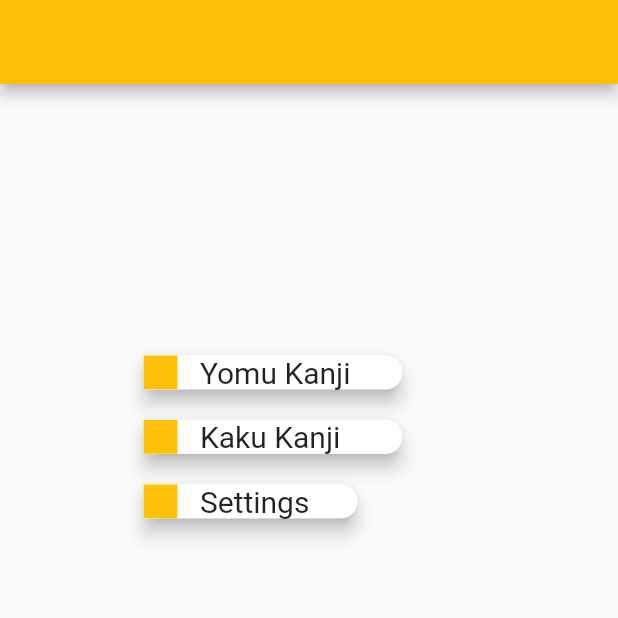
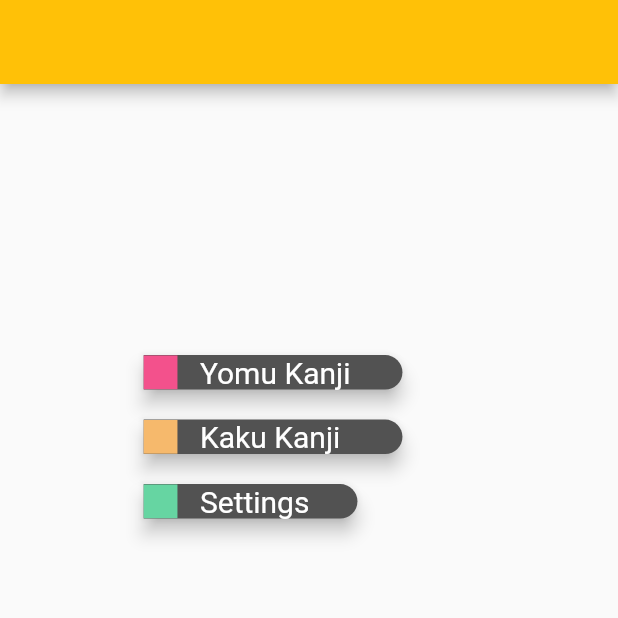
Before and after one commit to Claud-98/ManaBi, a Flutter app: the HomeScreen screen opened directly, on a phone screen of 412 x 824 dp, the top half of it. Run offline on Flutter 3.47's test engine with Material 2 defaults, Android fonts, the phone set to English and light mode, and no system bars; our stand-ins replace sqflite; accounts and stored records are empty; statements that could not run were skipped.

Commit message:
Second commit - Added Routes and Custom Colors
Aggiunte le prime Routes dell'applicazione e la classe Custom colors.

```diff
--- /dev/null
+++ b/lib/custom_colors.dart
@@ -0,0 +1,32 @@
+import 'package:flutter/material.dart';
+
+class CustomColors{
+  final murasaki = const Color(0xFFF3518C);
+  final orenji =  const Color(0xFFF6B96C);
+  final chokoMinto = const Color(0xFF66D5A2);
+  final reddo = const Color(0xFFFF8888);
+  final blackGround = const Color(0xFF525252);
+
+
+  const CustomColors();
+
+  MaterialColor createMaterialColor(Color color) {
+    List strengths = <double>[.05];
+    Map swatch = <int, Color>{};
+    final int r = color.red, g = color.green, b = color.blue;
+
+    for (int i = 1; i < 10; i++) {
+      strengths.add(0.1 * i);
+    }
+    strengths.forEach((strength) {
+      final double ds = 0.5 - strength;
+      swatch[(strength * 1000).round()] = Color.fromRGBO(
+        r + ((ds < 0 ? r : (255 - r)) * ds).round(),
+        g + ((ds < 0 ? g : (255 - g)) * ds).round(),
+        b + ((ds < 0 ? b : (255 - b)) * ds).round(),
+        1,
+      );
+    });
+    return MaterialColor(color.value, swatch);
+  }
+}
--- a/lib/screens/home_screen.dart
+++ b/lib/screens/home_screen.dart
@@ -1,21 +1,24 @@
 import 'package:flutter/material.dart';
 import 'package:manabi/widgets/menu_widget_button.dart';
+
+import '../custom_colors.dart';
 
 class HomeScreen extends StatelessWidget {
   @override
   Widget build(BuildContext context) {
     final mediaQueryData = MediaQuery.of(context);
-
     double boxSize;
     double spacer;
+    double fontSize;
 
     if(mediaQueryData.orientation == Orientation.landscape){
-      boxSize = mediaQueryData.devicePixelRatio * 15;
-      spacer = mediaQueryData.devicePixelRatio * 10;
-
+      boxSize = mediaQueryData.devicePixelRatio * 15 * 1.4;
+      spacer = mediaQueryData.devicePixelRatio * 10 * 1.2;
+      fontSize = 25;
     }else {
       boxSize = mediaQueryData.devicePixelRatio * 15;
       spacer = mediaQueryData.devicePixelRatio * 10;
+      fontSize = 20;
     }
 
     return Scaffold(appBar: AppBar(),
@@ -26,14 +29,17 @@ class HomeScreen extends StatelessWidget {
             crossAxisAlignment: CrossAxisAlignment.start,
             children: [
               MenuWidgetButton(buttonText: "Yomu Kanji", boxSize: boxSize,
-                  spacer: spacer, length: spacer * 9),
+                  spacer: spacer, length: spacer * 9, route: '/yomuMenu',
+                fontSize: fontSize, color: CustomColors().murasaki),
               MenuWidgetButton(buttonText: "Kaku Kanji", boxSize: boxSize,
-                  spacer: spacer, length: spacer * 9),
+                  spacer: spacer, length: spacer * 9, route: '/',
+                fontSize: fontSize, color: CustomColors().orenji),
               MenuWidgetButton(buttonText: "Settings", boxSize: boxSize,
-                  spacer: spacer, length: spacer * 7),
+                  spacer: spacer, length: spacer * 7, route: '/',
+                fontSize: fontSize, color: CustomColors().chokoMinto),
             ],
           ),
       ),
-      );
+    );
   }
 }
--- a/lib/widgets/menu_widget_button.dart
+++ b/lib/widgets/menu_widget_button.dart
@@ -1,19 +1,26 @@
 import 'package:flutter/cupertino.dart';
 import 'package:flutter/material.dart';
+import 'package:manabi/custom_colors.dart';
 
 class MenuWidgetButton extends StatelessWidget {
   final String buttonText;
   final double boxSize;
   final double spacer;
   final double length;
+  final double fontSize;
+  final String route;
+  final Color color;
+
 
   MenuWidgetButton({Key key, @required this.buttonText, @required this.boxSize,
-    @required this.spacer, @required this.length,}) : super(key: key);
+    @required this.spacer, @required this.length, @required this.fontSize,
+    @required this.route, this.color, }) : super(key: key);
 
   @override
   Widget build(BuildContext context) {
     return Card(
       elevation: 5,
+      color: CustomColors().blackGround,
       margin: const EdgeInsets.only(bottom: 15, top: 5),
       shape: RoundedRectangleBorder(
           borderRadius: BorderRadius.only(
@@ -29,12 +36,12 @@ class MenuWidgetButton extends StatelessWidget {
         children: [
           GestureDetector(
             onTap: () =>{
-              print("tapped")
+              Navigator.pushNamed(context, route),
             },
             child :Row(
               children: [
                 Container(
-                  color: Colors.amber,
+                  color: color,
                   height:boxSize,
                   width: boxSize,
                 ),
@@ -45,11 +52,11 @@ class MenuWidgetButton extends StatelessWidget {
                   width: length,
                   child: Text(buttonText,
                     style: TextStyle(
-                      fontSize: 20,
+                      fontSize: fontSize,
+                      color: Colors.white,
                     ),
                   ),
                 ),
-
               ],
             ),
           ),
```
Also changed, not shown: lib/main.dart (+6 -1 lines), lib/screens/yomu_kanji_menu.dart (renamed from lib/yomu_kanji_menu.dart).
